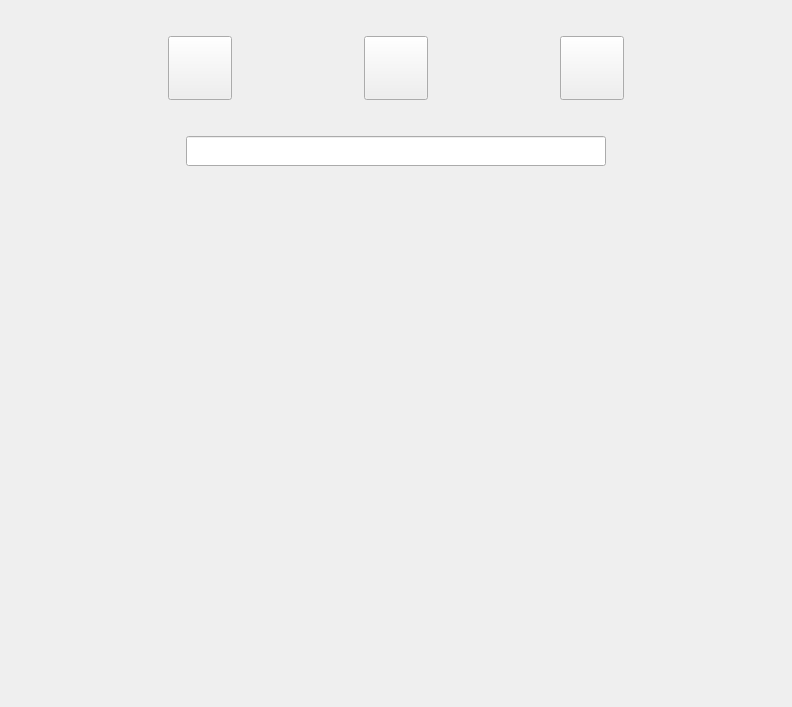
Holence/DongliTeahouseStudio2, file module/Ui_Lobby.ui: the form before one commit.
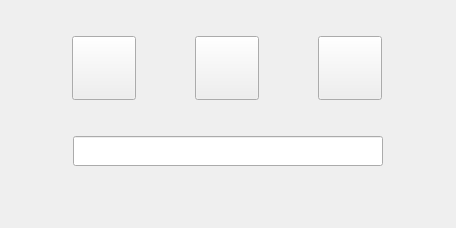
The form after the commit. Custom widgets are drawn as their Qt base class.

What changed in the file:
```diff
--- a/module/Ui_Lobby.ui
+++ b/module/Ui_Lobby.ui
@@ -6,8 +6,8 @@
    <rect>
     <x>0</x>
     <y>0</y>
-    <width>792</width>
-    <height>707</height>
+    <width>456</width>
+    <height>228</height>
    </rect>
   </property>
   <property name="windowTitle">
@@ -31,6 +31,9 @@
    </property>
    <item>
     <layout class="QGridLayout" name="gridLayout">
+     <property name="horizontalSpacing">
+      <number>59</number>
+     </property>
      <item row="0" column="2">
       <widget class="QPushButton" name="btn_library">
        <property name="sizePolicy">
@@ -139,15 +142,21 @@
     <layout class="QHBoxLayout" name="horizontalLayout">
      <item>
       <widget class="QLineEdit" name="lineEdit">
+       <property name="sizePolicy">
+        <sizepolicy hsizetype="Fixed" vsizetype="Fixed">
+         <horstretch>0</horstretch>
+         <verstretch>0</verstretch>
+        </sizepolicy>
+       </property>
        <property name="minimumSize">
         <size>
-         <width>0</width>
+         <width>310</width>
          <height>30</height>
         </size>
        </property>
        <property name="maximumSize">
         <size>
-         <width>420</width>
+         <width>310</width>
          <height>16777215</height>
         </size>
        </property>
```
Left out of the diff: 5 changed lines with no effect on the pictures.
